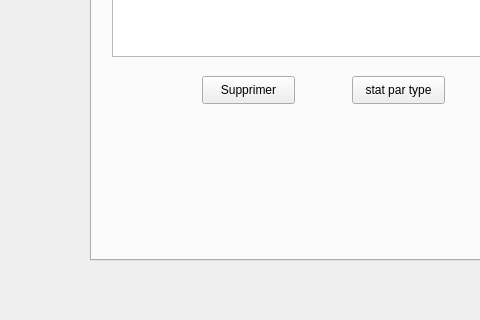
Before: the Qt Designer form garderie_scolaire/mainwindow.ui in Douabaghdadi/garderiescolaire, drawn with Qt 5; both pictures show x 0 to 480 and y 397 to 717 of the 1222 by 717 pixel window.
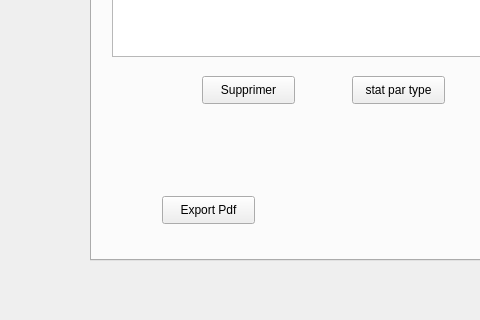
After: the same form once the commit is applied. The open tabs and pages were chosen to show the change.

What changed in the file:
```diff
--- a/garderie_scolaire/mainwindow.ui
+++ b/garderie_scolaire/mainwindow.ui
@@ -701,6 +701,19 @@
        <string>Recherche</string>
       </property>
      </widget>
+     <widget class="QPushButton" name="pushButton_15">
+      <property name="geometry">
+       <rect>
+        <x>70</x>
+        <y>540</y>
+        <width>93</width>
+        <height>28</height>
+       </rect>
+      </property>
+      <property name="text">
+       <string>Export Pdf</string>
+      </property>
+     </widget>
     </widget>
     <widget class="QWidget" name="tab_3">
      <attribute name="title">
```
Left out of the diff: 2 changed lines with no effect on the pictures.
